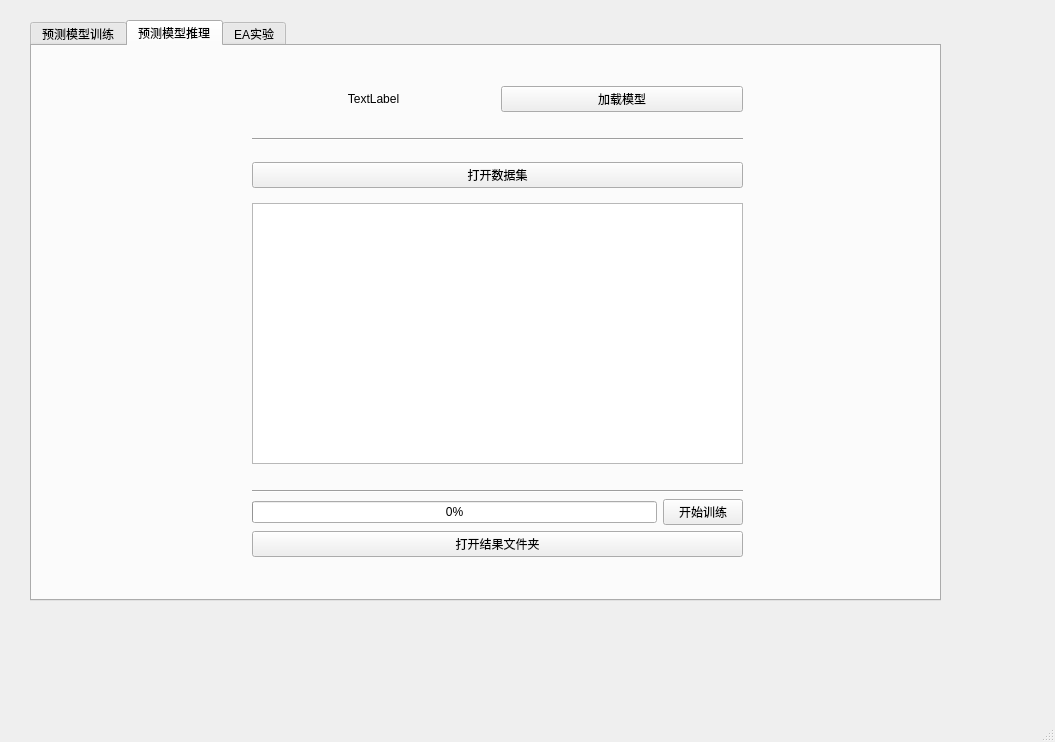
The window that ui/main_page.ui (Znmangosteen/EvoTool) describes before a commit, drawn with Qt 5.
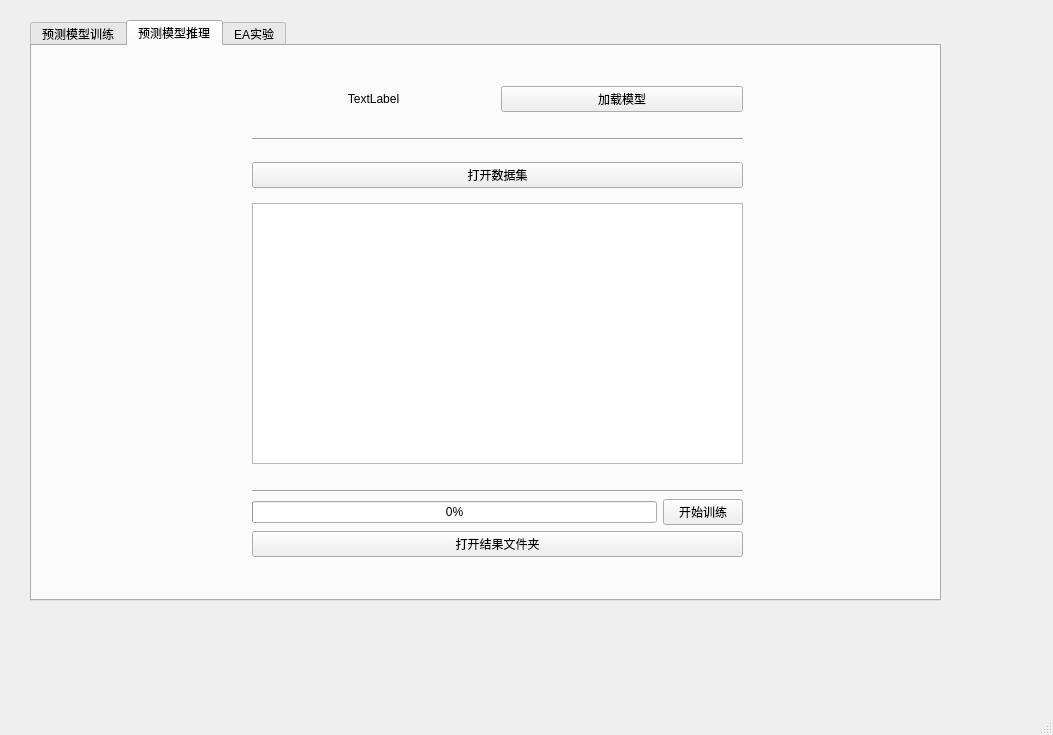
The same window after the commit.

Commit message: model infer cont.

Patch:
```diff
--- a/ui/main_page.ui
+++ b/ui/main_page.ui
@@ -6,8 +6,8 @@
    <rect>
     <x>0</x>
     <y>0</y>
-    <width>1055</width>
-    <height>742</height>
+    <width>1053</width>
+    <height>735</height>
    </rect>
   </property>
   <property name="windowTitle">
```
Left out of the diff: 2 changed lines with no effect on the pictures. The commit also changes 1 other file.
